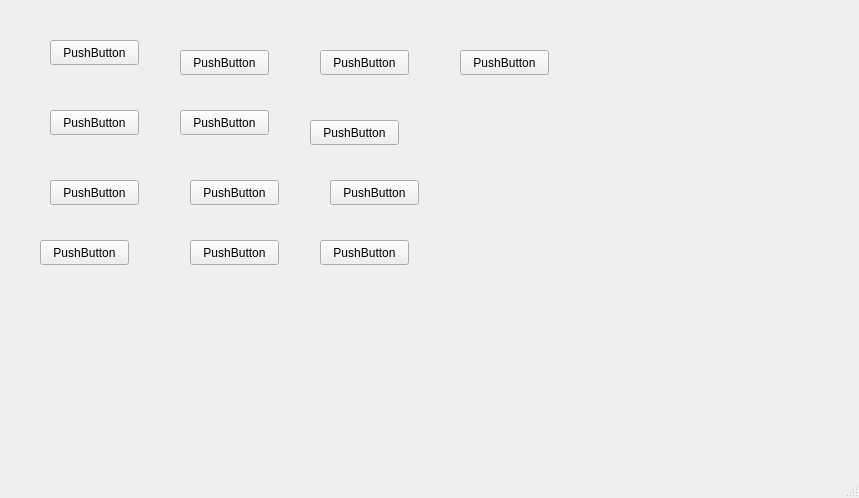
Above: apps/hpowerV2readvalues/boatinfowindow.ui from GiovanniRaseraF/santoka_qt before the change. Below: the same form after it.
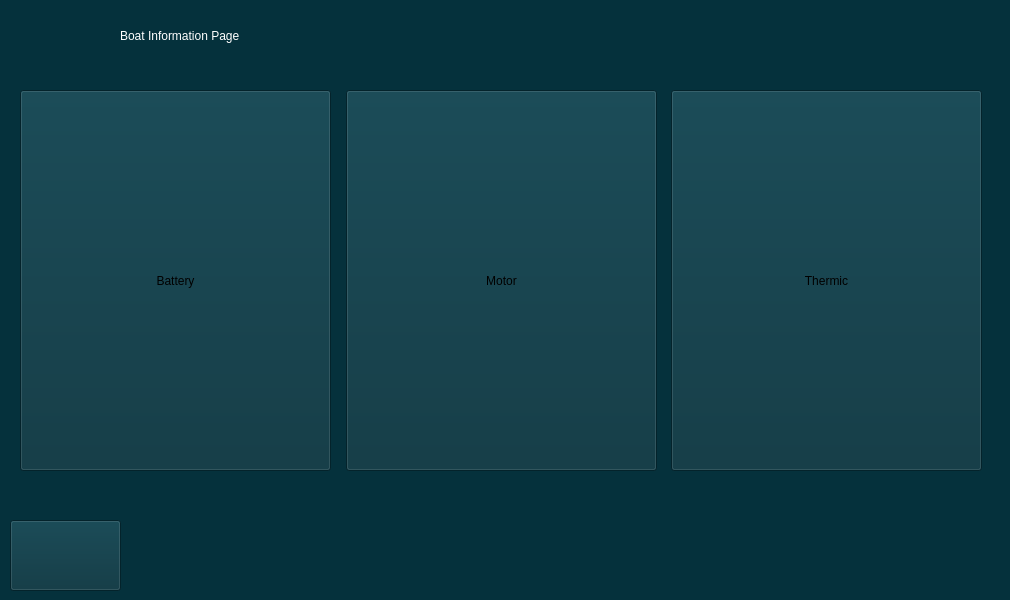
That is the form after the change. Icons and pictures are not drawn.

Commit message: hpv2read: added boat info page and connect to SIGNALS

```diff
--- a/apps/hpowerV2readvalues/boatinfowindow.ui
+++ b/apps/hpowerV2readvalues/boatinfowindow.ui
@@ -6,195 +6,133 @@
    <rect>
     <x>0</x>
     <y>0</y>
-    <width>859</width>
-    <height>498</height>
+    <width>1010</width>
+    <height>600</height>
    </rect>
   </property>
   <property name="windowTitle">
    <string>MainWindow</string>
   </property>
+  <property name="styleSheet">
+   <string notr="true">background-color: rgb(5, 49, 60)</string>
+  </property>
   <widget class="QWidget" name="centralwidget">
+   <widget class="QLabel" name="l_pagename">
+    <property name="enabled">
+     <bool>true</bool>
+    </property>
+    <property name="geometry">
+     <rect>
+      <x>120</x>
+      <y>10</y>
+      <width>461</width>
+      <height>51</height>
+     </rect>
+    </property>
+    <property name="styleSheet">
+     <string notr="true">color: rgb(255, 255, 255);
+font: 20pt &quot;Ubuntu&quot;;</string>
+    </property>
+    <property name="text">
+     <string>Boat Information Page</string>
+    </property>
+   </widget>
    <widget class="QPushButton" name="pushButton">
     <property name="geometry">
      <rect>
-      <x>50</x>
-      <y>40</y>
-      <width>89</width>
-      <height>25</height>
+      <x>10</x>
+      <y>520</y>
+      <width>111</width>
+      <height>71</height>
      </rect>
     </property>
-    <property name="text">
-     <string>PushButton</string>
+    <property name="styleSheet">
+     <string notr="true">image: url(:/images/back.png)</string>
     </property>
-   </widget>
-   <widget class="QPushButton" name="pushButton_2">
-    <property name="geometry">
-     <rect>
-      <x>50</x>
-      <y>110</y>
-      <width>89</width>
-      <height>25</height>
-     </rect>
-    </property>
     <property name="text">
-     <string>PushButton</string>
+     <string/>
     </property>
    </widget>
-   <widget class="QPushButton" name="pushButton_3">
+   <widget class="QWidget" name="horizontalLayoutWidget">
     <property name="geometry">
      <rect>
-      <x>50</x>
-      <y>180</y>
-      <width>89</width>
-      <height>25</height>
+      <x>20</x>
+      <y>90</y>
+      <width>971</width>
+      <height>391</height>
      </rect>
     </property>
-    <property name="text">
-     <string>PushButton</string>
-    </property>
+    <layout class="QHBoxLayout" name="horizontalLayout">
+     <item>
+      <widget class="QWidget" name="widget" native="true">
+       <widget class="QPushButton" name="pushButton_2">
+        <property name="geometry">
+         <rect>
+          <x>0</x>
+          <y>0</y>
+          <width>311</width>
+          <height>381</height>
+         </rect>
+        </property>
+        <property name="text">
+         <string>Battery</string>
+        </property>
+       </widget>
+      </widget>
+     </item>
+     <item>
+      <widget class="QWidget" name="widget_2" native="true">
+       <widget class="QPushButton" name="pushButton_3">
+        <property name="geometry">
+         <rect>
+          <x>0</x>
+          <y>0</y>
+          <width>311</width>
+          <height>381</height>
+         </rect>
+        </property>
+        <property name="text">
+         <string>Motor</string>
+        </property>
+       </widget>
+      </widget>
+     </item>
+     <item>
+      <widget class="QWidget" name="widget_3" native="true">
+       <widget class="QPushButton" name="pushButton_4">
+        <property name="geometry">
+         <rect>
+          <x>0</x>
+          <y>0</y>
+          <width>311</width>
+          <height>381</height>
+         </rect>
+        </property>
+        <property name="text">
+         <string>Thermic</string>
+        </property>
+       </widget>
+      </widget>
+     </item>
+    </layout>
    </widget>
-   <widget class="QPushButton" name="pushButton_4">
+   <widget class="QLabel" name="label">
     <property name="geometry">
      <rect>
-      <x>180</x>
-      <y>50</y>
-      <width>89</width>
-      <height>25</height>
+      <x>20</x>
+      <y>10</y>
+      <width>81</width>
+      <height>51</height>
      </rect>
     </property>
-    <property name="text">
-     <string>PushButton</string>
+    <property name="styleSheet">
+     <string notr="true">image: url(:/images/info.png)</string>
     </property>
-   </widget>
-   <widget class="QPushButton" name="pushButton_5">
-    <property name="geometry">
-     <rect>
-      <x>180</x>
-      <y>110</y>
-      <width>89</width>
-      <height>25</height>
-     </rect>
-    </property>
     <property name="text">
-     <string>PushButton</string>
+     <string/>
     </property>
    </widget>
-   <widget class="QPushButton" name="pushButton_6">
-    <property name="geometry">
-     <rect>
-      <x>190</x>
-      <y>180</y>
-      <width>89</width>
-      <height>25</height>
-     </rect>
-    </property>
-    <property name="text">
-     <string>PushButton</string>
-    </property>
-   </widget>
-   <widget class="QPushButton" name="pushButton_7">
-    <property name="geometry">
-     <rect>
-      <x>320</x>
-      <y>50</y>
-      <width>89</width>
-      <height>25</height>
-     </rect>
-    </property>
-    <property name="text">
-     <string>PushButton</string>
-    </property>
-   </widget>
-   <widget class="QPushButton" name="pushButton_8">
-    <property name="geometry">
-     <rect>
-      <x>310</x>
-      <y>120</y>
-      <width>89</width>
-      <height>25</height>
-     </rect>
-    </property>
-    <property name="text">
-     <string>PushButton</string>
-    </property>
-   </widget>
-   <widget class="QPushButton" name="pushButton_9">
-    <property name="geometry">
-     <rect>
-      <x>330</x>
-      <y>180</y>
-      <width>89</width>
-      <height>25</height>
-     </rect>
-    </property>
-    <property name="text">
-     <string>PushButton</string>
-    </property>
-   </widget>
-   <widget class="QPushButton" name="pushButton_10">
-    <property name="geometry">
-     <rect>
-      <x>40</x>
-      <y>240</y>
-      <width>89</width>
-      <height>25</height>
-     </rect>
-    </property>
-    <property name="text">
-     <string>PushButton</string>
-    </property>
-   </widget>
-   <widget class="QPushButton" name="pushButton_11">
-    <property name="geometry">
-     <rect>
-      <x>190</x>
-      <y>240</y>
-      <width>89</width>
-      <height>25</height>
-     </rect>
-    </property>
-    <property name="text">
-     <string>PushButton</string>
-    </property>
-   </widget>
-   <widget class="QPushButton" name="pushButton_12">
-    <property name="geometry">
-     <rect>
-      <x>320</x>
-      <y>240</y>
-      <width>89</width>
-      <height>25</height>
-     </rect>
-    </property>
-    <property name="text">
-     <string>PushButton</string>
-    </property>
-   </widget>
-   <widget class="QPushButton" name="pushButton_13">
-    <property name="geometry">
-     <rect>
-      <x>460</x>
-      <y>50</y>
-      <width>89</width>
-      <height>25</height>
-     </rect>
-    </property>
-    <property name="text">
-     <string>PushButton</string>
-    </property>
-   </widget>
   </widget>
-  <widget class="QMenuBar" name="menubar">
-   <property name="geometry">
-    <rect>
-     <x>0</x>
-     <y>0</y>
-     <width>859</width>
-     <height>22</height>
-    </rect>
-   </property>
-  </widget>
-  <widget class="QStatusBar" name="statusbar"/>
  </widget>
  <resources/>
  <connections/>
```
The commit also changes 17 other files.
